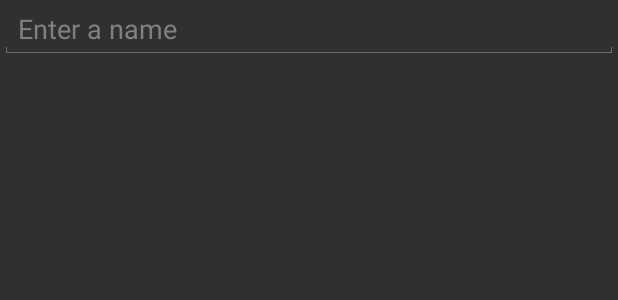
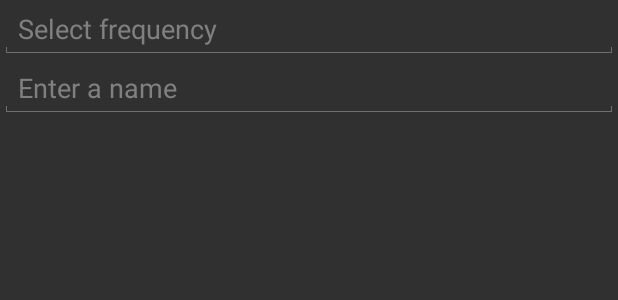
Before and after one commit to supox/BonovoRadio, an Android app: the layout edit_text.xml on its own in the app's theme, with its tools: preview values and no code run, on a phone screen of 412 x 824 dp. Shown: the top 300 px of the screen. Run offline under Robolectric (Android 15) with nearby library versions, the phone set to English and light mode, and no system bars.

```diff
--- a/app/src/main/java/com/supox/bonovoradio/api/IRadio.java
+++ b/app/src/main/java/com/supox/bonovoradio/api/IRadio.java
@@ -49,16 +49,14 @@ public interface IRadio {
     void prevStation();
 
     void setCurrentPreset(int index);
-
     void saveCurrentAsPreset(int presetIndex);
-
     void deletePreset(int presetIndex);
-
+    void renamePreset(int presetIndex, String name);
+    void setPreset(int presetIndex, Preset preset);
     Preset[] getPresets();
 
     void stepUp();
 
     void stepDown();
 
-    void renamePreset(int presetIndex, String name);
 }
--- a/app/src/main/res/layout/edit_text.xml
+++ b/app/src/main/res/layout/edit_text.xml
@@ -1,8 +1,23 @@
 <?xml version="1.0" encoding="utf-8"?>
-<EditText xmlns:android="http://schemas.android.com/apk/res/android"
+<LinearLayout xmlns:android="http://schemas.android.com/apk/res/android"
     android:layout_width="match_parent"
     android:layout_height="wrap_content"
-    android:textAppearance="?android:attr/textAppearanceMedium"
-    android:hint = "Enter a name"
-    android:singleLine="true"
-    android:id="@+id/edit_text"/>
+    android:orientation="vertical">
+
+    <EditText
+        android:id="@+id/et_freq"
+        android:layout_width="match_parent"
+        android:layout_height="wrap_content"
+        android:hint="Select frequency"
+        android:singleLine="true"
+        android:numeric="decimal"
+        android:textAppearance="?android:attr/textAppearanceMedium" />
+
+    <EditText
+        android:id="@+id/et_name"
+        android:layout_width="match_parent"
+        android:layout_height="wrap_content"
+        android:hint="Enter a name"
+        android:singleLine="true"
+        android:textAppearance="?android:attr/textAppearanceMedium" />
+</LinearLayout>
```
Also changed, not shown: app/src/main/java/com/supox/bonovoradio/MainActivity.java (+8 -3 lines), app/src/main/java/com/supox/bonovoradio/service/RadioService.java (+7 -0 lines).
